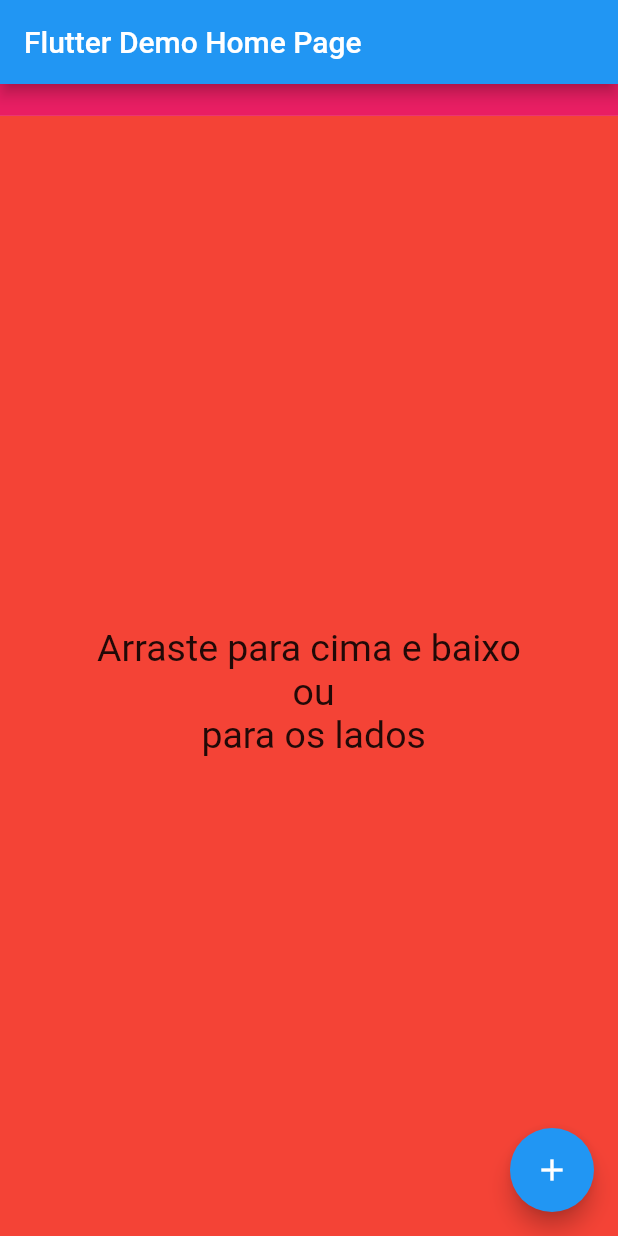
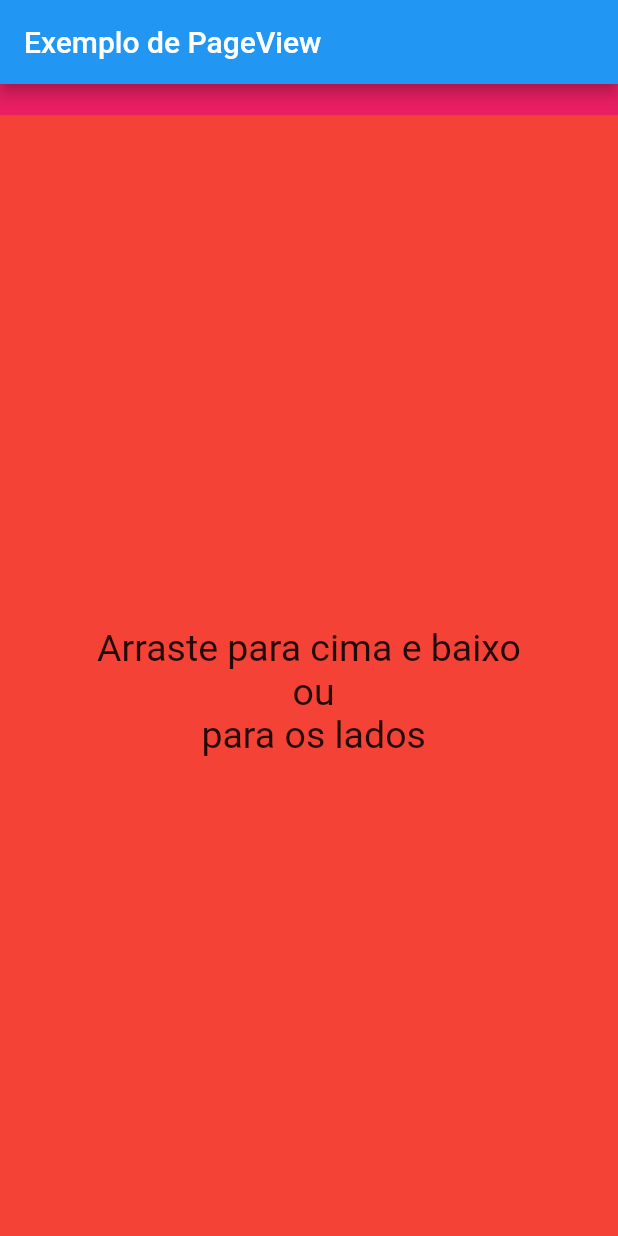
Before and after one commit to RicardoRaymundo/page_view, a Flutter app: the screen it shows after launch, scrolled down 576 dp, on a phone screen of 412 x 824 dp. Run offline on Flutter 3.47's test engine with Material 2 defaults, Android fonts, the phone set to English and light mode, and no system bars.

Commit message:
-As ColoredPages foram separadas em widgets diferentes -Codigos sem utilização removidos

```diff
--- /dev/null
+++ b/lib/colored_pages/colored_page_middle.dart
@@ -0,0 +1,43 @@
+import 'package:flutter/material.dart';
+
+class ColoredPageMiddle extends StatelessWidget {
+
+  PageController _pageControllerSecond = PageController();
+
+  @override
+  Widget build(BuildContext context) {
+    return PageView(
+      controller: _pageControllerSecond,
+      children: <Widget>[
+        Container(
+          color: Colors.red,
+          child: Center(
+            child: Text(
+              'Arraste para cima e baixo \n ou \n para os lados',
+              textAlign: TextAlign.center,
+              style: TextStyle(fontSize: 25),
+            ),
+          ),
+        ),
+        Container(
+            color: Colors.green,
+            child: Center(
+              child: Text(
+                'Arraste para cima e baixo \n ou \n para os lados',
+                textAlign: TextAlign.center,
+                style: TextStyle(fontSize: 25),
+              ),
+            )),
+        Container(
+            color: Colors.amber,
+            child: Center(
+              child: Text(
+                'Arraste para cima e baixo \n ou \n para os lados',
+                textAlign: TextAlign.center,
+                style: TextStyle(fontSize: 25),
+              ),
+            )),
+      ],
+    );
+  }
+}
--- a/lib/main.dart
+++ b/lib/main.dart
@@ -1,5 +1,7 @@
 import 'package:flutter/material.dart';
 import 'package:page_view/colored_pages/colored_page_first.dart';
+import 'package:page_view/colored_pages/colored_page_middle.dart';
+import 'package:page_view/colored_pages/colored_page_last.dart';
 
 void main() => runApp(MyApp());
 
@@ -12,7 +14,7 @@ class MyApp extends StatelessWidget {
       theme: ThemeData(
         primarySwatch: Colors.blue,
       ),
-      home: MyHomePage(title: 'Flutter Demo Home Page'),
+      home: MyHomePage(title: 'Exemplo de PageView'),
     );
   }
 }
@@ -26,21 +28,6 @@ class MyHomePage extends StatefulWidget {
 }
 
 class _MyHomePageState extends State<MyHomePage> {
-  int _counter = 0;
-
-  // Declarando variavel de controle do PageView
-  PageController _pageControllerSecond = PageController();
-
-  //TODO: Fazer transição animada
-  PageController _lastPageController = PageController();
-  var currentPageValue = 0.0;
-
-  void _incrementCounter() {
-    setState(() {
-      _counter++;
-    });
-  }
-
   @override
   Widget build(BuildContext context) {
     return Scaffold(
@@ -52,90 +39,12 @@ class _MyHomePageState extends State<MyHomePage> {
         //Mudando o scrollDirection, posso acessar meus PageView verticalmente
         scrollDirection: Axis.vertical,
         children: <Widget>[
+          //Widgets importados do diretório colored_pages
           ColoredPageFirst(),
-          coloredPageMiddle(_pageControllerSecond),
-          coloredPageLast(context),
+          ColoredPageMiddle(),
+          ColoredPageLast(),
         ],
       ),
-      floatingActionButton: FloatingActionButton(
-        onPressed: _incrementCounter,
-        tooltip: 'Increment',
-        child: Icon(Icons.add),
-      ), //
     );
   }
-
-  //pagina pink
-  coloredPageFirst(BuildContext context) => PageView.builder(
-        //Diversas propriedades que alteram o comportamento do PageView
-        //pageSnapping: false, //permite posicoes instermediarias entre as paginas
-        //scrollDirection: Axis.vertical,
-        //physics: BouncingScrollPhysics(),
-        itemBuilder: (context, position) {
-          return Container(
-            //Essa função de construção retorna 'infinitos' Container
-            //A logica abaixo faz com que o proximo Container construido
-            //tenha a cor oposta ao anterior
-            color: position % 2 == 0 ? Colors.pink : Colors.cyan,
-            child: Center(
-              child: Text(
-                'Arraste para cima \n ou \n para os lados',
-                textAlign: TextAlign.center,
-                style: TextStyle(fontSize: 25),
-              ),
-            ),
-          );
-        },
-      );
-
-  coloredPageMiddle(PageController pageController) => PageView(
-        controller: pageController,
-        children: <Widget>[
-          Container(
-            color: Colors.red,
-            child: Center(
-              child: Text(
-                'Arraste para cima e baixo \n ou \n para os lados',
-                textAlign: TextAlign.center,
-                style: TextStyle(fontSize: 25),
-              ),
-            ),
-          ),
-          Container(
-              color: Colors.green,
-              child: Center(
-                child: Text(
-                  'Arraste para cima e baixo \n ou \n para os lados',
-                  textAlign: TextAlign.center,
-                  style: TextStyle(fontSize: 25),
-                ),
-              )),
-          Container(
-              color: Colors.amber,
-              child: Center(
-                child: Text(
-                  'Arraste para cima e baixo \n ou \n para os lados',
-                  textAlign: TextAlign.center,
-                  style: TextStyle(fontSize: 25),
-                ),
-              )),
-        ],
-      );
-
-  coloredPageLast(BuildContext context) => PageView.builder(
-        controller: _lastPageController,
-        itemBuilder: (context, position) {
-          return Container(
-            color: position % 2 == 0 ? Colors.deepPurpleAccent : Colors.grey,
-            child: Center(
-              child: Text(
-                'Arraste para baixo \n ou \n para os lados',
-                textAlign: TextAlign.center,
-                style: TextStyle(fontSize: 25),
-              ),
-            ),
-          );
-        },
-        itemCount: 10, // pode ser nulo
-      );
 }
```
Also changed, not shown: lib/colored_pages/colored_page_last.dart (added, +26 -0 lines).
